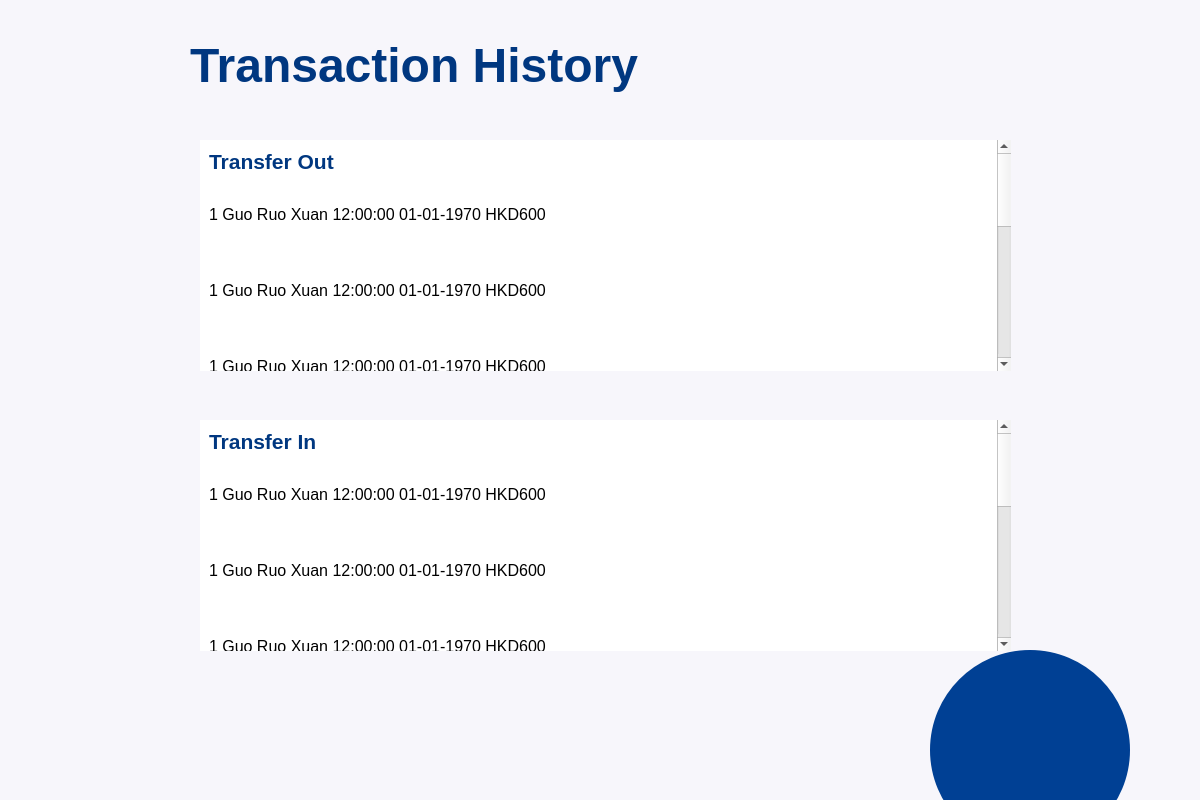
Before: the Qt Designer form transaction.ui in mintpancake/ikyc, drawn with Qt 5.
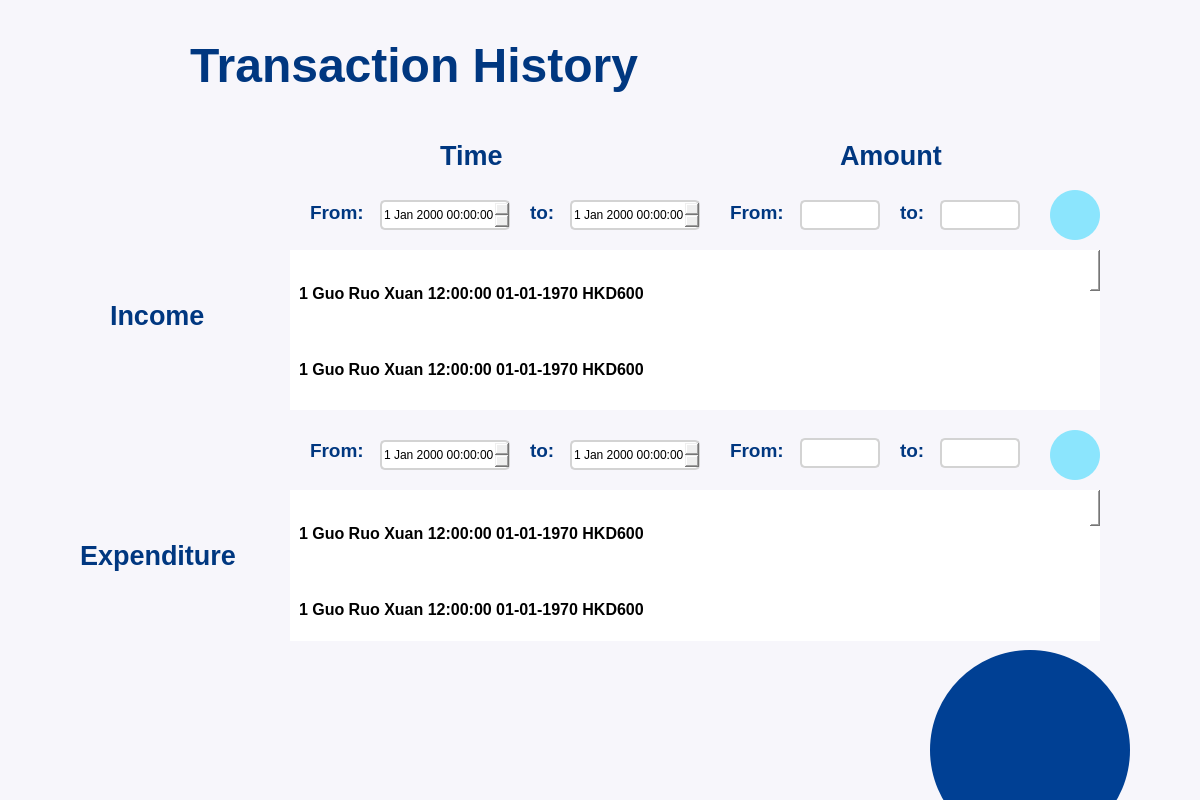
After: the same form once the commit is applied. Icons and pictures are not drawn.

```diff
--- a/transaction.ui
+++ b/transaction.ui
@@ -474,11 +474,6 @@
   <property name="autoFillBackground">
    <bool>false</bool>
   </property>
-  <property name="styleSheet">
-   <string notr="true">QMainWindow{
-	background-color: rgb(247, 246, 251);
-}</string>
-  </property>
   <widget class="QWidget" name="centralwidget">
    <widget class="QPushButton" name="backButton">
     <property name="geometry">
@@ -554,10 +549,10 @@
    <widget class="QScrollArea" name="outscrollArea">
     <property name="geometry">
      <rect>
-      <x>200</x>
-      <y>140</y>
-      <width>811</width>
-      <height>231</height>
+      <x>290</x>
+      <y>250</y>
+      <width>810</width>
+      <height>160</height>
      </rect>
     </property>
     <property name="font">
@@ -609,32 +604,14 @@
       <rect>
        <x>0</x>
        <y>0</y>
-       <width>790</width>
-       <height>675</height>
+       <width>800</width>
+       <height>631</height>
       </rect>
      </property>
      <property name="autoFillBackground">
       <bool>false</bool>
      </property>
      <layout class="QVBoxLayout" name="verticalLayout_4">
-      <item>
-       <widget class="QLabel" name="outLabel">
-        <property name="font">
-         <font>
-          <family>Yu Gothic UI</family>
-          <pointsize>16</pointsize>
-          <weight>75</weight>
-          <bold>true</bold>
-         </font>
-        </property>
-        <property name="text">
-         <string>&lt;html&gt;&lt;head/&gt;&lt;body&gt;&lt;p&gt;&lt;span style=&quot; color:#003780;&quot;&gt;Transfer Out&lt;/span&gt;&lt;/p&gt;&lt;/body&gt;&lt;/html&gt;</string>
-        </property>
-        <property name="alignment">
-         <set>Qt::AlignLeading|Qt::AlignLeft|Qt::AlignTop</set>
-        </property>
-       </widget>
-      </item>
       <item>
        <widget class="QLabel" name="label_26">
         <property name="sizePolicy">
@@ -847,10 +824,10 @@
    <widget class="QScrollArea" name="inScrollArea">
     <property name="geometry">
      <rect>
-      <x>200</x>
-      <y>420</y>
-      <width>811</width>
-      <height>231</height>
+      <x>290</x>
+      <y>490</y>
+      <width>810</width>
+      <height>151</height>
      </rect>
     </property>
     <property name="font">
@@ -902,32 +879,14 @@
       <rect>
        <x>0</x>
        <y>0</y>
-       <width>790</width>
-       <height>675</height>
+       <width>800</width>
+       <height>631</height>
       </rect>
      </property>
      <property name="autoFillBackground">
       <bool>false</bool>
      </property>
      <layout class="QVBoxLayout" name="verticalLayout_5">
-      <item>
-       <widget class="QLabel" name="inLabel">
-        <property name="font">
-         <font>
-          <family>Yu Gothic UI</family>
-          <pointsize>16</pointsize>
-          <weight>75</weight>
-          <bold>true</bold>
-         </font>
-        </property>
-        <property name="text">
-         <string>&lt;html&gt;&lt;head/&gt;&lt;body&gt;&lt;p&gt;&lt;span style=&quot; color:#003780;&quot;&gt;Transfer In&lt;/span&gt;&lt;/p&gt;&lt;/body&gt;&lt;/html&gt;</string>
-        </property>
-        <property name="alignment">
-         <set>Qt::AlignLeading|Qt::AlignLeft|Qt::AlignTop</set>
-        </property>
-       </widget>
-      </item>
       <item>
        <widget class="QLabel" name="label_29">
         <property name="sizePolicy">
@@ -1156,6 +1115,594 @@
      <bool>true</bool>
     </property>
    </widget>
+   <widget class="QLabel" name="TimeLabel">
+    <property name="geometry">
+     <rect>
+      <x>440</x>
+      <y>110</y>
+      <width>81</width>
+      <height>91</height>
+     </rect>
+    </property>
+    <property name="font">
+     <font>
+      <family>Yu Gothic UI</family>
+      <pointsize>24</pointsize>
+      <weight>75</weight>
+      <bold>true</bold>
+     </font>
+    </property>
+    <property name="text">
+     <string>&lt;html&gt;&lt;head/&gt;&lt;body&gt;&lt;p&gt;&lt;span style=&quot; font-size:20pt; color:#003780;&quot;&gt;Time&lt;/span&gt;&lt;/p&gt;&lt;/body&gt;&lt;/html&gt;</string>
+    </property>
+    <property name="alignment">
+     <set>Qt::AlignLeading|Qt::AlignLeft|Qt::AlignVCenter</set>
+    </property>
+   </widget>
+   <widget class="QLabel" name="TimeLabel_2">
+    <property name="geometry">
+     <rect>
+      <x>310</x>
+      <y>192</y>
+      <width>81</width>
+      <height>41</height>
+     </rect>
+    </property>
+    <property name="font">
+     <font>
+      <family>Yu Gothic UI</family>
+      <pointsize>24</pointsize>
+      <weight>75</weight>
+      <bold>true</bold>
+     </font>
+    </property>
+    <property name="text">
+     <string>&lt;html&gt;&lt;head/&gt;&lt;body&gt;&lt;p&gt;&lt;span style=&quot; font-size:14pt; color:#003780;&quot;&gt;From: &lt;/span&gt;&lt;/p&gt;&lt;/body&gt;&lt;/html&gt;</string>
+    </property>
+    <property name="alignment">
+     <set>Qt::AlignLeading|Qt::AlignLeft|Qt::AlignVCenter</set>
+    </property>
+   </widget>
+   <widget class="QLabel" name="TimeLabel_3">
+    <property name="geometry">
+     <rect>
+      <x>530</x>
+      <y>192</y>
+      <width>31</width>
+      <height>41</height>
+     </rect>
+    </property>
+    <property name="font">
+     <font>
+      <family>Yu Gothic UI</family>
+      <pointsize>24</pointsize>
+      <weight>75</weight>
+      <bold>true</bold>
+     </font>
+    </property>
+    <property name="text">
+     <string>&lt;html&gt;&lt;head/&gt;&lt;body&gt;&lt;p&gt;&lt;span style=&quot; font-size:14pt; color:#003780;&quot;&gt;to: &lt;/span&gt;&lt;/p&gt;&lt;/body&gt;&lt;/html&gt;</string>
+    </property>
+    <property name="alignment">
+     <set>Qt::AlignLeading|Qt::AlignLeft|Qt::AlignVCenter</set>
+    </property>
+   </widget>
+   <widget class="QLabel" name="Income">
+    <property name="geometry">
+     <rect>
+      <x>110</x>
+      <y>270</y>
+      <width>131</width>
+      <height>91</height>
+     </rect>
+    </property>
+    <property name="font">
+     <font>
+      <family>Yu Gothic UI</family>
+      <pointsize>24</pointsize>
+      <weight>75</weight>
+      <bold>true</bold>
+     </font>
+    </property>
+    <property name="text">
+     <string>&lt;html&gt;&lt;head/&gt;&lt;body&gt;&lt;p&gt;&lt;span style=&quot; font-size:20pt; color:#003780;&quot;&gt;Income&lt;/span&gt;&lt;/p&gt;&lt;/body&gt;&lt;/html&gt;</string>
+    </property>
+    <property name="alignment">
+     <set>Qt::AlignLeading|Qt::AlignLeft|Qt::AlignVCenter</set>
+    </property>
+   </widget>
+   <widget class="QLabel" name="TimeLabel_5">
+    <property name="geometry">
+     <rect>
+      <x>840</x>
+      <y>110</y>
+      <width>131</width>
+      <height>91</height>
+     </rect>
+    </property>
+    <property name="font">
+     <font>
+      <family>Yu Gothic UI</family>
+      <pointsize>24</pointsize>
+      <weight>75</weight>
+      <bold>true</bold>
+     </font>
+    </property>
+    <property name="text">
+     <string>&lt;html&gt;&lt;head/&gt;&lt;body&gt;&lt;p&gt;&lt;span style=&quot; font-size:20pt; color:#003780;&quot;&gt;Amount&lt;/span&gt;&lt;/p&gt;&lt;/body&gt;&lt;/html&gt;</string>
+    </property>
+    <property name="alignment">
+     <set>Qt::AlignLeading|Qt::AlignLeft|Qt::AlignVCenter</set>
+    </property>
+   </widget>
+   <widget class="QLabel" name="TimeLabel_6">
+    <property name="geometry">
+     <rect>
+      <x>730</x>
+      <y>192</y>
+      <width>81</width>
+      <height>41</height>
+     </rect>
+    </property>
+    <property name="font">
+     <font>
+      <family>Yu Gothic UI</family>
+      <pointsize>24</pointsize>
+      <weight>75</weight>
+      <bold>true</bold>
+     </font>
+    </property>
+    <property name="text">
+     <string>&lt;html&gt;&lt;head/&gt;&lt;body&gt;&lt;p&gt;&lt;span style=&quot; font-size:14pt; color:#003780;&quot;&gt;From: &lt;/span&gt;&lt;/p&gt;&lt;/body&gt;&lt;/html&gt;</string>
+    </property>
+    <property name="alignment">
+     <set>Qt::AlignLeading|Qt::AlignLeft|Qt::AlignVCenter</set>
+    </property>
+   </widget>
+   <widget class="QLabel" name="TimeLabel_7">
+    <property name="geometry">
+     <rect>
+      <x>900</x>
+      <y>192</y>
+      <width>31</width>
+      <height>41</height>
+     </rect>
+    </property>
+    <property name="font">
+     <font>
+      <family>Yu Gothic UI</family>
+      <pointsize>24</pointsize>
+      <weight>75</weight>
+      <bold>true</bold>
+     </font>
+    </property>
+    <property name="text">
+     <string>&lt;html&gt;&lt;head/&gt;&lt;body&gt;&lt;p&gt;&lt;span style=&quot; font-size:14pt; color:#003780;&quot;&gt;to: &lt;/span&gt;&lt;/p&gt;&lt;/body&gt;&lt;/html&gt;</string>
+    </property>
+    <property name="alignment">
+     <set>Qt::AlignLeading|Qt::AlignLeft|Qt::AlignVCenter</set>
+    </property>
+   </widget>
+   <widget class="QLineEdit" name="fromAmount">
+    <property name="geometry">
+     <rect>
+      <x>800</x>
+      <y>200</y>
+      <width>80</width>
+      <height>30</height>
+     </rect>
+    </property>
+    <property name="styleSheet">
+     <string notr="true">QLineEdit {
+	border: 2px solid lightgray;
+	border-radius: 5px;
+}</string>
+    </property>
+   </widget>
+   <widget class="QLineEdit" name="toAmount">
+    <property name="geometry">
+     <rect>
+      <x>940</x>
+      <y>200</y>
+      <width>80</width>
+      <height>30</height>
+     </rect>
+    </property>
+    <property name="styleSheet">
+     <string notr="true">QLineEdit {
+	border: 2px solid lightgray;
+	border-radius: 5px;
+}</string>
+    </property>
+   </widget>
+   <widget class="QPushButton" name="transferButton">
+    <property name="geometry">
+     <rect>
+      <x>1050</x>
+      <y>190</y>
+      <width>50</width>
+      <height>50</height>
+     </rect>
+    </property>
+    <property name="font">
+     <font>
+      <family>Yu Gothic UI</family>
+      <pointsize>12</pointsize>
+      <weight>75</weight>
+      <bold>true</bold>
+     </font>
+    </property>
+    <property name="cursor">
+     <cursorShape>ArrowCursor</cursorShape>
+    </property>
+    <property name="styleSheet">
+     <string notr="true">QPushButton{
+    background: rgb(139, 229, 253);
+	background-image: url(resources/tick.png);
+	background-repeat: no-repeat;
+	background-position: center;
+    border-radius: 25px;
+	color:rgb(0, 55, 128);
+}
+QPushButton:hover{
+    background: rgb(133, 221, 243);
+	background-repeat: no-repeat;
+	background-position: center;
+    border-radius: 15px;
+	color:rgb(0, 55, 128);
+}
+QPushButton:pressed{
+    background: rgb(128, 212, 233);
+	background-repeat: no-repeat;
+	background-position: center;
+    border-radius: 15px;
+	color:rgb(0, 55, 128);
+}</string>
+    </property>
+    <property name="text">
+     <string/>
+    </property>
+   </widget>
+   <widget class="QLabel" name="Income_2">
+    <property name="geometry">
+     <rect>
+      <x>80</x>
+      <y>510</y>
+      <width>181</width>
+      <height>91</height>
+     </rect>
+    </property>
+    <property name="font">
+     <font>
+      <family>Yu Gothic UI</family>
+      <pointsize>24</pointsize>
+      <weight>75</weight>
+      <bold>true</bold>
+     </font>
+    </property>
+    <property name="text">
+     <string>&lt;html&gt;&lt;head/&gt;&lt;body&gt;&lt;p&gt;&lt;span style=&quot; font-size:20pt; color:#003780;&quot;&gt;Expenditure&lt;/span&gt;&lt;/p&gt;&lt;/body&gt;&lt;/html&gt;</string>
+    </property>
+    <property name="alignment">
+     <set>Qt::AlignLeading|Qt::AlignLeft|Qt::AlignVCenter</set>
+    </property>
+   </widget>
+   <widget class="QLabel" name="TimeLabel_4">
+    <property name="geometry">
+     <rect>
+      <x>310</x>
+      <y>430</y>
+      <width>81</width>
+      <height>41</height>
+     </rect>
+    </property>
+    <property name="font">
+     <font>
+      <family>Yu Gothic UI</family>
+      <pointsize>24</pointsize>
+      <weight>75</weight>
+      <bold>true</bold>
+     </font>
+    </property>
+    <property name="text">
+     <string>&lt;html&gt;&lt;head/&gt;&lt;body&gt;&lt;p&gt;&lt;span style=&quot; font-size:14pt; color:#003780;&quot;&gt;From: &lt;/span&gt;&lt;/p&gt;&lt;/body&gt;&lt;/html&gt;</string>
+    </property>
+    <property name="alignment">
+     <set>Qt::AlignLeading|Qt::AlignLeft|Qt::AlignVCenter</set>
+    </property>
+   </widget>
+   <widget class="QLineEdit" name="toAmount2">
+    <property name="geometry">
+     <rect>
+      <x>940</x>
+      <y>438</y>
+      <width>80</width>
+      <height>30</height>
+     </rect>
+    </property>
+    <property name="styleSheet">
+     <string notr="true">QLineEdit {
+	border: 2px solid lightgray;
+	border-radius: 5px;
+}</string>
+    </property>
+   </widget>
+   <widget class="QLabel" name="TimeLabel_9">
+    <property name="geometry">
+     <rect>
+      <x>530</x>
+      <y>430</y>
+      <width>31</width>
+      <height>41</height>
+     </rect>
+    </property>
+    <property name="font">
+     <font>
+      <family>Yu Gothic UI</family>
+      <pointsize>24</pointsize>
+      <weight>75</weight>
+      <bold>true</bold>
+     </font>
+    </property>
+    <property name="text">
+     <string>&lt;html&gt;&lt;head/&gt;&lt;body&gt;&lt;p&gt;&lt;span style=&quot; font-size:14pt; color:#003780;&quot;&gt;to: &lt;/span&gt;&lt;/p&gt;&lt;/body&gt;&lt;/html&gt;</string>
+    </property>
+    <property name="alignment">
+     <set>Qt::AlignLeading|Qt::AlignLeft|Qt::AlignVCenter</set>
+    </property>
+   </widget>
+   <widget class="QPushButton" name="transferButton_2">
+    <property name="geometry">
+     <rect>
+      <x>1050</x>
+      <y>430</y>
+      <width>50</width>
+      <height>50</height>
+     </rect>
+    </property>
+    <property name="font">
+     <font>
+      <family>Yu Gothic UI</family>
+      <pointsize>12</pointsize>
+      <weight>75</weight>
+      <bold>true</bold>
+     </font>
+    </property>
+    <property name="cursor">
+     <cursorShape>ArrowCursor</cursorShape>
+    </property>
+    <property name="styleSheet">
+     <string notr="true">QPushButton{
+    background: rgb(139, 229, 253);
+	background-image: url(resources/tick.png);
+	background-repeat: no-repeat;
+	background-position: center;
+    border-radius: 25px;
+	color:rgb(0, 55, 128);
+}
+QPushButton:hover{
+    background: rgb(133, 221, 243);
+	background-repeat: no-repeat;
+	background-position: center;
+    border-radius: 15px;
+	color:rgb(0, 55, 128);
+}
+QPushButton:pressed{
+    background: rgb(128, 212, 233);
+	background-repeat: no-repeat;
+	background-position: center;
+    border-radius: 15px;
+	color:rgb(0, 55, 128);
+}</string>
+    </property>
+    <property name="text">
+     <string/>
+    </property>
+   </widget>
+   <widget class="QLineEdit" name="fromAmount2">
+    <property name="geometry">
+     <rect>
+      <x>800</x>
+      <y>438</y>
+      <width>80</width>
+      <height>30</height>
+     </rect>
+    </property>
+    <property name="styleSheet">
+     <string notr="true">QLineEdit {
+	border: 2px solid lightgray;
+	border-radius: 5px;
+}</string>
+    </property>
+   </widget>
+   <widget class="QLabel" name="TimeLabel_11">
+    <property name="geometry">
+     <rect>
+      <x>730</x>
+      <y>430</y>
+      <width>81</width>
+      <height>41</height>
+     </rect>
+    </property>
+    <property name="font">
+     <font>
+      <family>Yu Gothic UI</family>
+      <pointsize>24</pointsize>
+      <weight>75</weight>
+      <bold>true</bold>
+     </font>
+    </property>
+    <property name="text">
+     <string>&lt;html&gt;&lt;head/&gt;&lt;body&gt;&lt;p&gt;&lt;span style=&quot; font-size:14pt; color:#003780;&quot;&gt;From: &lt;/span&gt;&lt;/p&gt;&lt;/body&gt;&lt;/html&gt;</string>
+    </property>
+    <property name="alignment">
+     <set>Qt::AlignLeading|Qt::AlignLeft|Qt::AlignVCenter</set>
+    </property>
+   </widget>
+   <widget class="QDateTimeEdit" name="fromDate">
+    <property name="geometry">
+     <rect>
+      <x>380</x>
+      <y>200</y>
+      <width>130</width>
+      <height>30</height>
+     </rect>
+    </property>
+    <property name="font">
+     <font>
+      <family>Yu Gothic UI</family>
+      <weight>50</weight>
+      <bold>false</bold>
+     </font>
+    </property>
+    <property name="styleSheet">
+     <string notr="true">QDateTimeEdit {
+	border: 2px solid lightgray;
+	border-radius: 5px;
+}
+ 
+QDateTimeEdit::drop-down {
+	subcontrol-origin: padding;
+	subcontrol-position: top right;
+	width: 15px;
+ 
+	border-left-width: 1px;
+	border-left-color: darkgray;
+	border-left-style: solid;
+	border-top-right-radius: 3px;
+	border-bottom-right-radius: 3px;
+}</string>
+    </property>
+   </widget>
+   <widget class="QDateTimeEdit" name="toDate">
+    <property name="geometry">
+     <rect>
+      <x>570</x>
+      <y>200</y>
+      <width>130</width>
+      <height>30</height>
+     </rect>
+    </property>
+    <property name="font">
+     <font>
+      <family>Yu Gothic UI</family>
+      <weight>50</weight>
+      <bold>false</bold>
+     </font>
+    </property>
+    <property name="styleSheet">
+     <string notr="true">QDateTimeEdit {
+	border: 2px solid lightgray;
+	border-radius: 5px;
+}
+ 
+QDateTimeEdit::drop-down {
+	subcontrol-origin: padding;
+	subcontrol-position: top right;
+	width: 15px;
+ 
+	border-left-width: 1px;
+	border-left-color: darkgray;
+	border-left-style: solid;
+	border-top-right-radius: 3px;
+	border-bottom-right-radius: 3px;
+}</string>
+    </property>
+   </widget>
+   <widget class="QDateTimeEdit" name="toDate_2">
+    <property name="geometry">
+     <rect>
+      <x>570</x>
+      <y>440</y>
+      <width>130</width>
+      <height>30</height>
+     </rect>
+    </property>
+    <property name="font">
+     <font>
+      <family>Yu Gothic UI</family>
+      <weight>50</weight>
+      <bold>false</bold>
+     </font>
+    </property>
+    <property name="styleSheet">
+     <string notr="true">QDateTimeEdit {
+	border: 2px solid lightgray;
+	border-radius: 5px;
+}
+ 
+QDateTimeEdit::drop-down {
+	subcontrol-origin: padding;
+	subcontrol-position: top right;
+	width: 15px;
+ 
+	border-left-width: 1px;
+	border-left-color: darkgray;
+	border-left-style: solid;
+	border-top-right-radius: 3px;
+	border-bottom-right-radius: 3px;
+}</string>
+    </property>
+   </widget>
+   <widget class="QDateTimeEdit" name="fromDate_2">
+    <property name="geometry">
+     <rect>
+      <x>380</x>
+      <y>440</y>
+      <width>130</width>
+      <height>30</height>
+     </rect>
+    </property>
+    <property name="font">
+     <font>
+      <family>Yu Gothic UI</family>
+      <weight>50</weight>
+      <bold>false</bold>
+     </font>
+    </property>
+    <property name="styleSheet">
+     <string notr="true">QDateTimeEdit {
+	border: 2px solid lightgray;
+	border-radius: 5px;
+}
+ 
+QDateTimeEdit::drop-down {
+	subcontrol-origin: padding;
+	subcontrol-position: top right;
+	width: 15px;
+ 
+	border-left-width: 1px;
+	border-left-color: darkgray;
+	border-left-style: solid;
+	border-top-right-radius: 3px;
+	border-bottom-right-radius: 3px;
+}</string>
+    </property>
+   </widget>
+   <widget class="QLabel" name="TimeLabel_8">
+    <property name="geometry">
+     <rect>
+      <x>900</x>
+      <y>430</y>
+      <width>31</width>
+      <height>41</height>
+     </rect>
+    </property>
+    <property name="font">
+     <font>
+      <family>Yu Gothic UI</family>
+      <pointsize>24</pointsize>
+      <weight>75</weight>
+      <bold>true</bold>
+     </font>
+    </property>
+    <property name="text">
+     <string>&lt;html&gt;&lt;head/&gt;&lt;body&gt;&lt;p&gt;&lt;span style=&quot; font-size:14pt; color:#003780;&quot;&gt;to: &lt;/span&gt;&lt;/p&gt;&lt;/body&gt;&lt;/html&gt;</string>
+    </property>
+    <property name="alignment">
+     <set>Qt::AlignLeading|Qt::AlignLeft|Qt::AlignVCenter</set>
+    </property>
+   </widget>
    <zorder>backButton</zorder>
    <zorder>outscrollArea</zorder>
    <zorder>inScrollArea</zorder>
```
Left out of the diff: 37 changed lines with no effect on the pictures.
